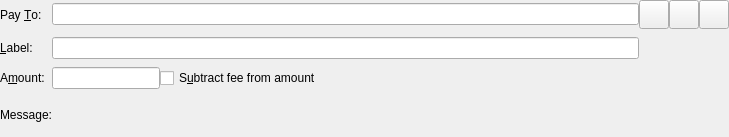
This is src/qt/forms/sendcoinsentry.ui in odrowonz/atbcoin-insight as Qt 5 draws it before an edit. The edited form follows.
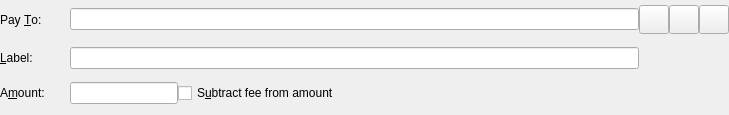
This is the edited form. Icons and pictures are not drawn. Custom widgets are drawn as their Qt base class.

The edit to the form file:
```diff
--- a/src/qt/forms/sendcoinsentry.ui
+++ b/src/qt/forms/sendcoinsentry.ui
@@ -7,7 +7,7 @@
     <x>0</x>
     <y>0</y>
     <width>729</width>
-    <height>137</height>
+    <height>115</height>
    </rect>
   </property>
   <property name="focusPolicy">
@@ -45,7 +45,7 @@
     <property name="verticalSpacing">
      <number>8</number>
     </property>
-    <item row="0" column="3">
+    <item row="0" column="4">
      <widget class="QToolButton" name="pasteButton">
       <property name="toolTip">
        <string>Paste address from clipboard</string>
@@ -68,27 +68,7 @@
       </property>
      </widget>
     </item>
-    <item row="0" column="0">
-     <widget class="QLabel" name="payToLabel">
-      <property name="text">
-       <string>Pay &amp;To:</string>
-      </property>
-      <property name="buddy">
-       <cstring>payTo</cstring>
-      </property>
-     </widget>
-    </item>
-    <item row="3" column="0">
-     <widget class="QLabel" name="messageLabel">
-      <property name="text">
-       <string>Message:</string>
-      </property>
-      <property name="alignment">
-       <set>Qt::AlignRight|Qt::AlignTrailing|Qt::AlignVCenter</set>
-      </property>
-     </widget>
-    </item>
-    <item row="0" column="4">
+    <item row="0" column="5">
      <widget class="QToolButton" name="deleteButton">
       <property name="toolTip">
        <string>Remove this entry</string>
@@ -118,7 +98,17 @@
       </property>
      </widget>
     </item>
-    <item row="0" column="1">
+    <item row="0" column="0">
+     <widget class="QLabel" name="payToLabel">
+      <property name="text">
+       <string>Pay &amp;To:</string>
+      </property>
+      <property name="buddy">
+       <cstring>payTo</cstring>
+      </property>
+     </widget>
+    </item>
+    <item row="0" column="2">
      <layout class="QHBoxLayout" name="payToLayout">
       <property name="spacing">
        <number>0</number>
@@ -132,16 +122,6 @@
       </item>
      </layout>
     </item>
-    <item row="3" column="1">
-     <widget class="QLabel" name="messageTextLabel">
-      <property name="toolTip">
-       <string>A message that was attached to the ATBcoin: URI which will be stored with the transaction for your reference. Note: This message will not be sent over the ATBcoin network.</string>
-      </property>
-      <property name="textFormat">
-       <enum>Qt::PlainText</enum>
-      </property>
-     </widget>
-    </item>
     <item row="1" column="0">
      <widget class="QLabel" name="labellLabel">
       <property name="text">
@@ -152,14 +132,14 @@
       </property>
      </widget>
     </item>
-    <item row="1" column="1">
+    <item row="1" column="2">
      <widget class="QLineEdit" name="addAsLabel">
       <property name="toolTip">
        <string>Enter a label for this address to add it to the list of used addresses</string>
       </property>
      </widget>
     </item>
-    <item row="2" column="1">
+    <item row="2" column="2">
      <layout class="QHBoxLayout" name="horizontalLayoutAmount" stretch="0,1">
       <item>
        <widget class="BitcoinAmountField" name="payAmount"/>
@@ -176,7 +156,7 @@
       </item>
      </layout>
     </item>
-    <item row="0" column="2">
+    <item row="0" column="3">
      <widget class="QToolButton" name="addressBookButton">
       <property name="toolTip">
        <string>Choose previously used address</string>
@@ -199,6 +179,22 @@
       </property>
      </widget>
     </item>
+    <item row="0" column="1">
+     <spacer name="horizontalSpacer">
+      <property name="orientation">
+       <enum>Qt::Horizontal</enum>
+      </property>
+      <property name="sizeType">
+       <enum>QSizePolicy::Fixed</enum>
+      </property>
+      <property name="sizeHint" stdset="0">
+       <size>
+        <width>25</width>
+        <height>20</height>
+       </size>
+      </property>
+     </spacer>
+    </item>
    </layout>
   </widget>
   <widget class="QFrame" name="SendCoins_UnauthenticatedPaymentRequest">
```
